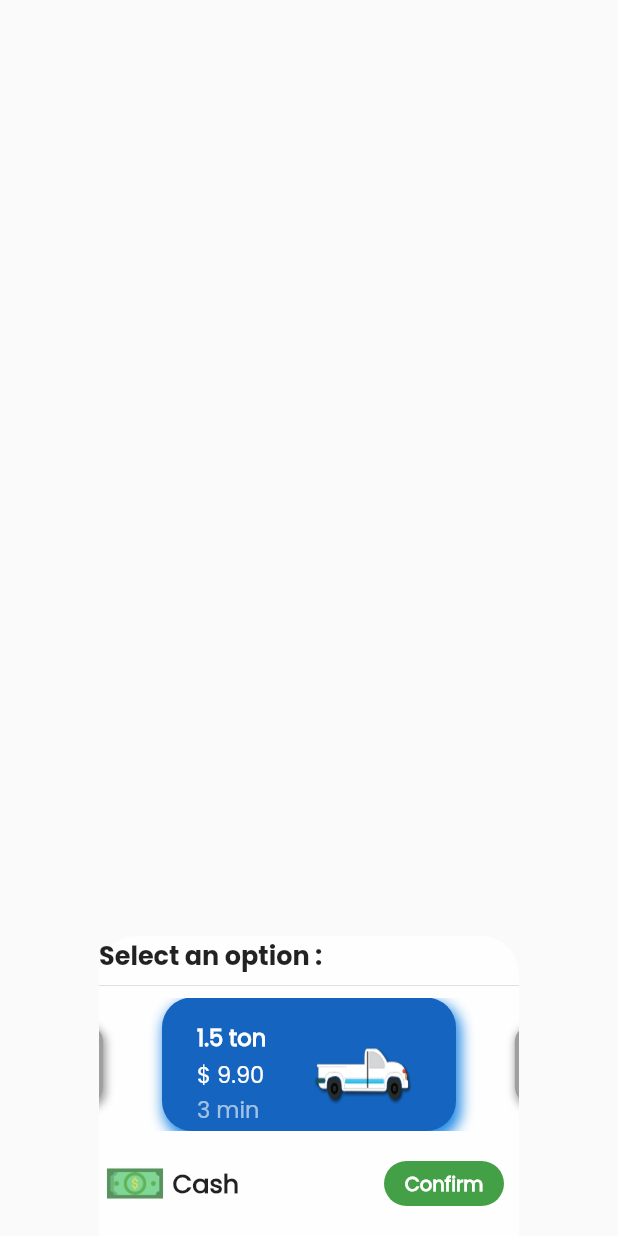
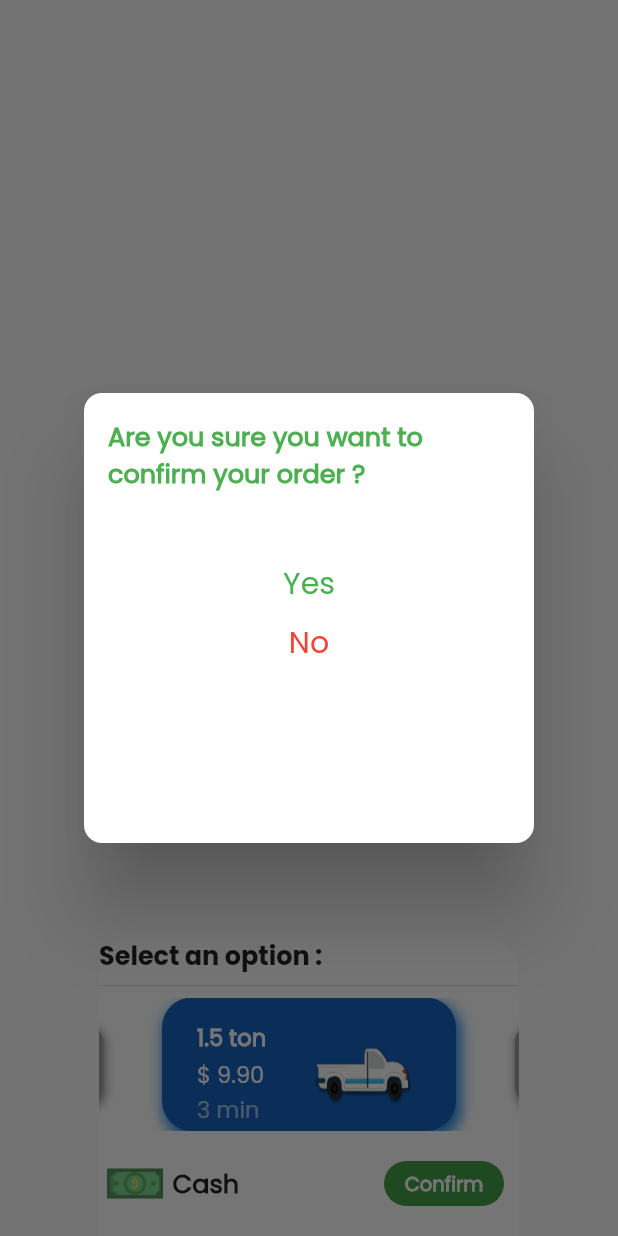
Before and after one commit to AhmedMahhmoud/testing-design, a Flutter app: the Vechiles widget shown alone on an empty page, opened directly with empty values, after a tap on "Confirm", on a phone screen of 412 x 824 dp. Run offline on Flutter 3.47's test engine with Material 2 defaults, Android fonts, the phone set to English and light mode, and no system bars; our stand-ins replace cloud_firestore, dotted_line, firebase_auth, firebase_core, flutter_swiper, fluttertoast and 9 more; missing offline and left inert: flutter_polyline_points, geocoder, search_map_place; accounts and stored records are empty.

Commit message:
main done

```diff
--- a/lib/widgets/VechilesListView.dart
+++ b/lib/widgets/VechilesListView.dart
@@ -20,6 +20,7 @@ class Vechiles extends StatefulWidget {
   _VechilesState createState() => _VechilesState();
 }
 
+var showvech = true;
 List<Map> myMap = [
   {"image": "lib/assets/images/1.5 ton.png", "name": "1.5 ton", "price": "30"},
   {
@@ -58,7 +59,7 @@ class _VechilesState extends State<Vechiles> {
     return Align(
         alignment: Alignment.bottomCenter,
         child: Container(child: StatefulBuilder(builder: (context, setState) {
-          return Container(
+          return showvech? Container(
               width: 280,
               decoration: BoxDecoration(
                   color: Colors.white.withOpacity(0.8),
@@ -133,20 +134,107 @@ class _VechilesState extends State<Vechiles> {
                           Spacer(),
                           InkWell(
                             onTap: () async {
-                              await FirebaseFirestore.instance
-                                  .collection("shipments")
-                                  .add({
-                                "userID": FirebaseAuth.instance.currentUser.uid,
-                                "shipDate": DateTime.now(),
-                                "userLat": widget.pickUpPos.latitude,
-                                "userLon": widget.pickUpPos.longitude,
-                                "veichName": myMap[currentIndex]["name"],
-                                "veichImg": myMap[currentIndex]["image"],
-                                "dropOffLat": widget.dropOffPos.latitude,
-                                "dropOffLong": widget.dropOffPos.longitude,
-                                "rate": 0,
-                                "price": myMap[currentIndex]["price"]
-                              });
+                              Dialog errorDialog = Dialog(
+                                shape: RoundedRectangleBorder(
+                                    borderRadius: BorderRadius.circular(
+                                        12.0)), //this right here
+                                child: Container(
+                                  width: 300,
+                                  height: 300,
+                                  child: Column(
+                                    children: <Widget>[
+                                      Center(
+                                        child: Padding(
+                                          padding: const EdgeInsets.all(16.0),
+                                          child: Text(
+                                            'Are you sure you want to confirm your order ?',
+                                            style: TextStyle(
+                                                fontSize: 17,
+                                                color: Colors.green,
+                                                fontWeight: FontWeight.bold),
+                                          ),
+                                        ),
+                                      ),
+                                      InkWell(
+                                        onTap: () {},
+                                        child: Container(
+                                          padding: EdgeInsets.only(top: 30),
+                                          child: Column(
+                                            children: [
+                                              InkWell(
+                                                onTap: () async {
+                                                  await FirebaseFirestore
+                                                      .instance
+                                                      .collection("shipments")
+                                                      .add({
+                                                        "userID": FirebaseAuth
+                                                            .instance
+                                                            .currentUser
+                                                            .uid,
+                                                        "shipDate":
+                                                            DateTime.now(),
+                                                        "userLat": widget
+                                                            .pickUpPos.latitude,
+                                                        "userLon": widget
+                                                            .pickUpPos
+                                                            .longitude,
+                                                        "veichName":
+                                                            myMap[currentIndex]
+                                                                ["name"],
+                                                        "veichImg":
+                                                            myMap[currentIndex]
+                                                                ["image"],
+                                                        "dropOffLat": widget
+                                                            .dropOffPos
+                                                            .latitude,
+                                                        "dropOffLong": widget
+                                                            .dropOffPos
+                                                            .longitude,
+                                                        "rate": 0,
+                                                        "price":
+                                                            myMap[currentIndex]
+                                                                ["price"]
+                                                      })
+                                                      .then((value) =>
+                                                          Navigator.pop(
+                                                              context))
+                                                      .then((value) {
+                                                        setState(() {
+                                                          showvech = false;
+                                                        });
+                                                      });
+                                                },
+                                                child: Text(
+                                                  'Yes',
+                                                  style: TextStyle(
+                                                      fontSize: 20,
+                                                      color: Colors.green),
+                                                ),
+                                              ),
+                                              FlatButton(
+                                                  onPressed: () =>
+                                                      Navigator.pop(context),
+                                                  child: Text(
+                                                    'No',
+                                                    style: TextStyle(
+                                                        color: Colors.red,
+                                                        fontSize: 20),
+                                                  )),
+                                              SizedBox(
+                                                height: 40,
+                                              ),
+                                            ],
+                                          ),
+                                        ),
+                                      ),
+                                    ],
+                                  ),
+                                ),
+                              );
+                              showDialog(
+                                  context: context,
+                                  builder: (BuildContext context) =>
+                                      errorDialog);
                             },
                             child: Container(
                                 width: 80,
@@ -170,7 +258,7 @@ class _VechilesState extends State<Vechiles> {
                     ),
                   ],
                 ),
-              ));
+              )):Container();
         })));
   }
 }
```
